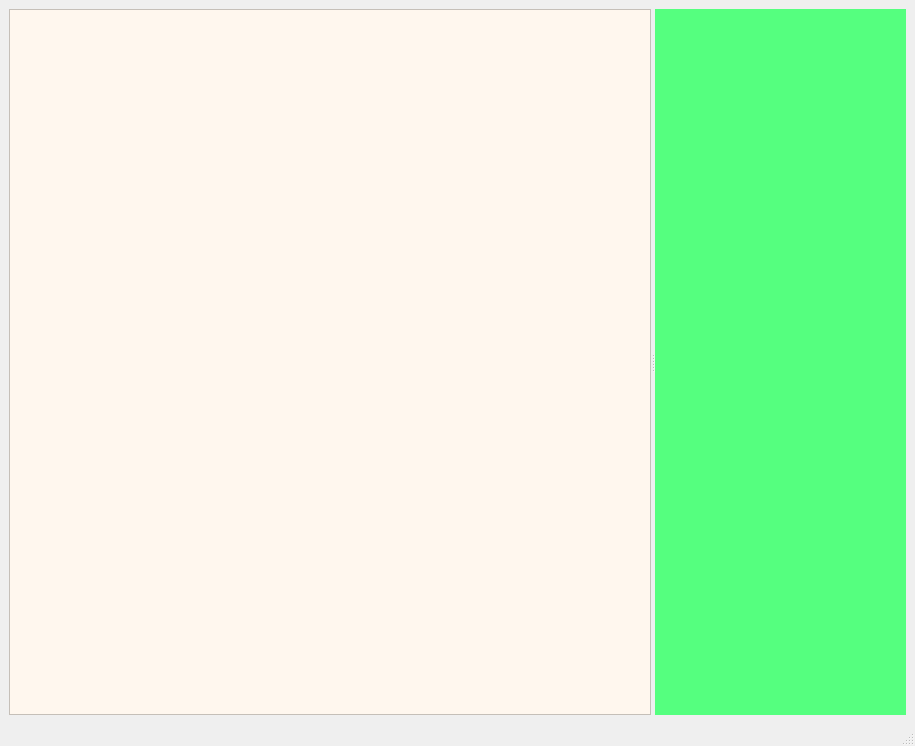
This is mainwindow.ui in Sakeyuan/DeviceTest as Qt 5 draws it before an edit. The edited form follows.
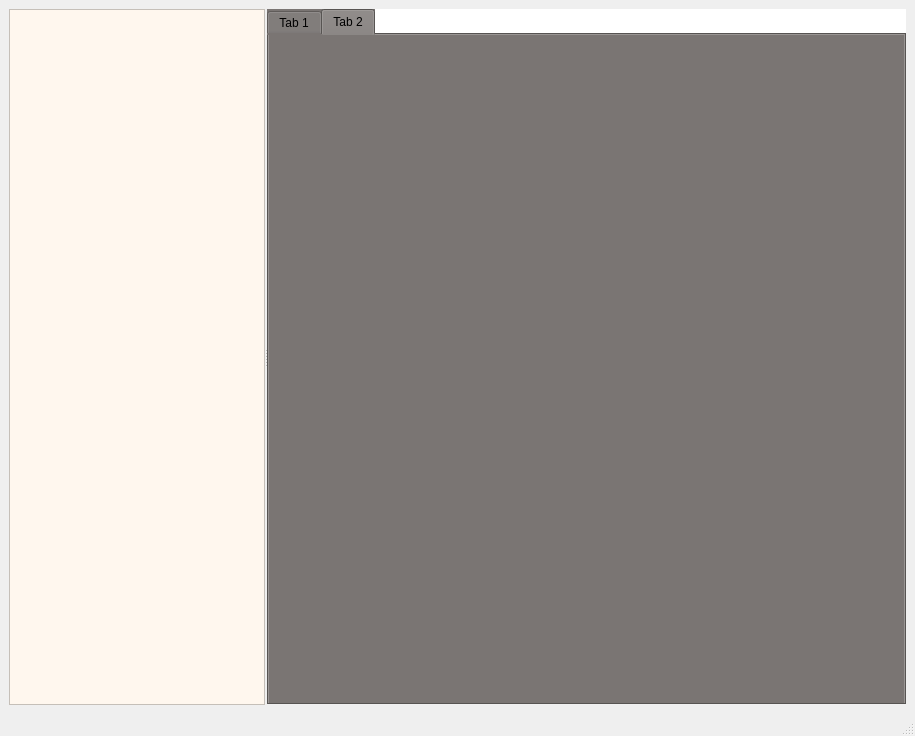
This is the edited form.

Commit message: 调整主界面

Diff of the .ui file:
```diff
--- a/mainwindow.ui
+++ b/mainwindow.ui
@@ -7,7 +7,7 @@
     <x>0</x>
     <y>0</y>
     <width>915</width>
-    <height>746</height>
+    <height>736</height>
    </rect>
   </property>
   <property name="sizePolicy">
@@ -23,10 +23,31 @@
    <layout class="QVBoxLayout" name="verticalLayout">
     <item>
      <widget class="QSplitter" name="splitter">
+      <property name="sizePolicy">
+       <sizepolicy hsizetype="Preferred" vsizetype="Preferred">
+        <horstretch>10</horstretch>
+        <verstretch>0</verstretch>
+       </sizepolicy>
+      </property>
       <property name="orientation">
        <enum>Qt::Orientation::Horizontal</enum>
       </property>
+      <property name="handleWidth">
+       <number>2</number>
+      </property>
       <widget class="QWidget" name="leftWidget" native="true">
+       <property name="sizePolicy">
+        <sizepolicy hsizetype="Expanding" vsizetype="Preferred">
+         <horstretch>0</horstretch>
+         <verstretch>0</verstretch>
+        </sizepolicy>
+       </property>
+       <property name="maximumSize">
+        <size>
+         <width>16777215</width>
+         <height>16777215</height>
+        </size>
+       </property>
        <property name="styleSheet">
         <string notr="true">
 background-color: rgb(255, 247, 238);</string>
@@ -52,10 +73,54 @@
         </item>
        </layout>
       </widget>
-      <widget class="QWidget" name="widget" native="true">
+      <widget class="QWidget" name="rightWidget" native="true">
+       <property name="sizePolicy">
+        <sizepolicy hsizetype="Expanding" vsizetype="Preferred">
+         <horstretch>1</horstretch>
+         <verstretch>0</verstretch>
+        </sizepolicy>
+       </property>
        <property name="styleSheet">
-        <string notr="true">background-color: rgb(85, 255, 127);</string>
+        <string notr="true">
+background-color: rgb(255, 255, 255);</string>
        </property>
+       <layout class="QVBoxLayout" name="verticalLayout_3">
+        <property name="spacing">
+         <number>0</number>
+        </property>
+        <property name="leftMargin">
+         <number>0</number>
+        </property>
+        <property name="topMargin">
+         <number>0</number>
+        </property>
+        <property name="rightMargin">
+         <number>0</number>
+        </property>
+        <property name="bottomMargin">
+         <number>0</number>
+        </property>
+        <item>
+         <widget class="QTabWidget" name="tabWidget">
+          <property name="styleSheet">
+           <string notr="true">background-color: rgb(122, 117, 115);</string>
+          </property>
+          <property name="currentIndex">
+           <number>1</number>
+          </property>
+          <widget class="QWidget" name="tab">
+           <attribute name="title">
+            <string>Tab 1</string>
+           </attribute>
+          </widget>
+          <widget class="QWidget" name="tab_2">
+           <attribute name="title">
+            <string>Tab 2</string>
+           </attribute>
+          </widget>
+         </widget>
+        </item>
+       </layout>
       </widget>
      </widget>
     </item>
```
The commit also changes 1 other file.
